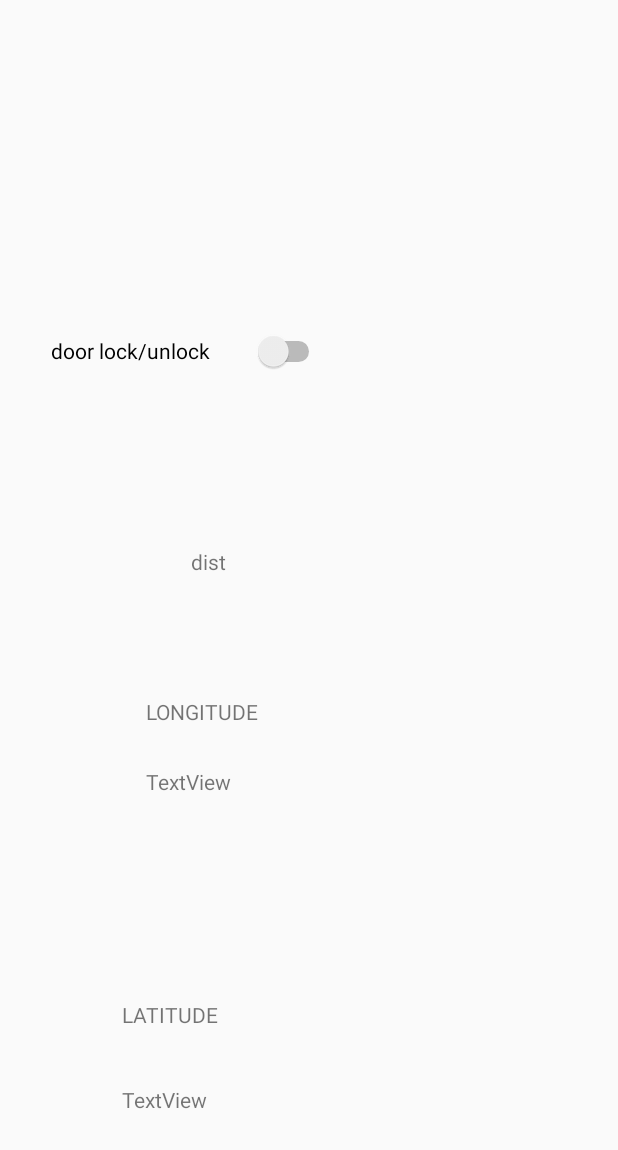
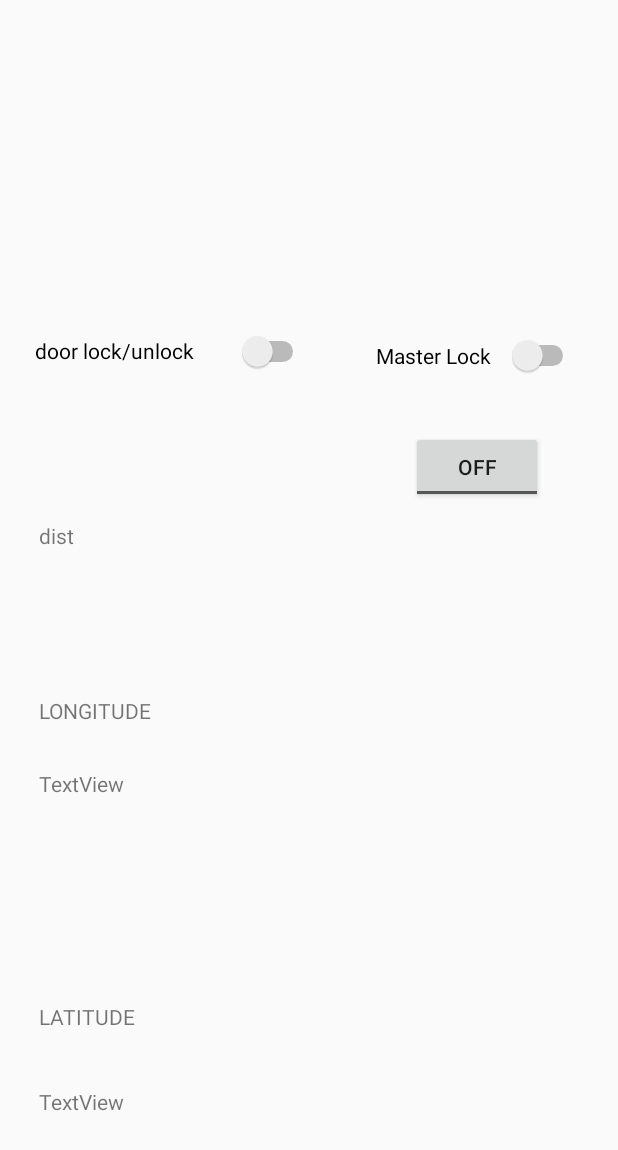
Before and after one commit to RajBhattacharyya/fictional-lamp, an Android app: the MonitorActivity screen opened directly, with no data from a screen before it, on a phone screen of 412 x 824 dp. Shown: the top 1150 px of the screen. Run offline under Robolectric (Android 15) with nearby library versions, the phone set to English and light mode, and no system bars; our stand-ins replace Firebase (no records; nobody signed in at launch, a user with empty details on screens opened directly).

Commit message:
Master Lock added

```diff
--- a/app/src/main/java/com/example/myapplication/MonitorActivity.java
+++ b/app/src/main/java/com/example/myapplication/MonitorActivity.java
@@ -11,6 +11,8 @@ import android.widget.CompoundButton;
 import android.widget.Switch;
 import android.widget.TextView;
 import android.widget.Toast;
+import android.widget.ToggleButton;
+
 import androidx.annotation.NonNull;
 import androidx.appcompat.app.AppCompatActivity;
 import androidx.core.app.ActivityCompat;
@@ -36,11 +38,16 @@ public class MonitorActivity extends AppCompatActivity {
     private DatabaseReference mRootReference;
     private DatabaseReference mChildReferenceStatusp;
     private DatabaseReference mChildReferenceStatusd;
+    private DatabaseReference mChildReferenceMaster;
+    private DatabaseReference mChildReferenceMasterd;
     private FusedLocationProviderClient fusedLocationClient;
 
     private TextView statusTextView;
     private TextView loc;
     private Button showImageButton;
+    private Switch master;
+    private ToggleButton masterd;
+
 
     @Override
     protected void onCreate(Bundle savedInstanceState) {
@@ -54,11 +61,15 @@ public class MonitorActivity extends AppCompatActivity {
         statusTextView= findViewById(R.id.status1);
         loc = findViewById(R.id.locTextView);
         showImageButton = findViewById(R.id.showImageButton);
+        master = findViewById(R.id.masterLock);
+        masterd = findViewById(R.id.toggleLock);
 
         firebaseDatabase = FirebaseDatabase.getInstance();
         mRootReference = firebaseDatabase.getReference();
         mChildReferenceStatusp = mRootReference.child("statusp");
         mChildReferenceStatusd = mRootReference.child("statusd");
+        mChildReferenceMaster = mRootReference.child("master");
+        mChildReferenceMasterd = mRootReference.child("masterd");
         statusp.setText("");
 
         // Initialize FusedLocationProviderClient
@@ -80,6 +91,42 @@ public class MonitorActivity extends AppCompatActivity {
                 // Handle error
             }
         });
+
+
+        // Listen for changes in master
+        mChildReferenceStatusd.addValueEventListener(new ValueEventListener() {
+            @Override
+            public void onDataChange(DataSnapshot dataSnapshot) {
+                Integer status = dataSnapshot.getValue(Integer.class);
+                if (status != null) {
+                    master.setChecked(status == 1);
+                }
+            }
+
+            @Override
+            public void onCancelled(DatabaseError databaseError) {
+                // Handle error
+            }
+        });
+
+
+
+        mChildReferenceMasterd.addValueEventListener(new ValueEventListener() {
+            @Override
+            public void onDataChange(DataSnapshot dataSnapshot) {
+                Integer status = dataSnapshot.getValue(Integer.class);
+                if (status != null) {
+                    masterd.setChecked(status == 1);
+                }
+            }
+
+            @Override
+            public void onCancelled(DatabaseError databaseError) {
+                // Handle error
+            }
+        });
+
+
 
         // Listen for changes in statusp
         mChildReferenceStatusp.addValueEventListener(new ValueEventListener() {
@@ -105,6 +152,28 @@ public class MonitorActivity extends AppCompatActivity {
                 mChildReferenceStatusd.setValue(status);
             }
         });
+
+
+        // Set up Switch listener to update master in the database
+        master.setOnCheckedChangeListener(new CompoundButton.OnCheckedChangeListener() {
+            @Override
+            public void onCheckedChanged(CompoundButton buttonView, boolean isChecked) {
+                int status = isChecked ? 1 : 0;
+                mChildReferenceMaster.setValue(status);
+            }
+        });
+
+
+        // Set up Switch listener to update masterd in the database
+        masterd.setOnCheckedChangeListener(new CompoundButton.OnCheckedChangeListener() {
+            @Override
+            public void onCheckedChanged(CompoundButton buttonView, boolean isChecked) {
+                int status = isChecked ? 1 : 0;
+                mChildReferenceMasterd.setValue(status);
+            }
+        });
+
+
 
         showImageButton.setOnClickListener(new View.OnClickListener() {
             @Override
--- a/app/src/main/res/layout/activity_main.xml
+++ b/app/src/main/res/layout/activity_main.xml
@@ -9,8 +9,8 @@
 
     <Button
         android:id="@+id/button"
-        android:layout_width="196dp"
-        android:layout_height="73dp"
+        android:layout_width="189dp"
+        android:layout_height="71dp"
         android:layout_marginTop="312dp"
         android:background="@drawable/dashboard_box"
         android:text="Get Started"
--- a/app/src/main/res/layout/monitor.xml
+++ b/app/src/main/res/layout/monitor.xml
@@ -49,7 +49,7 @@
         android:text=" door lock/unlock"
         app:layout_constraintBottom_toBottomOf="parent"
         app:layout_constraintEnd_toEndOf="parent"
-        app:layout_constraintHorizontal_bias="0.137"
+        app:layout_constraintHorizontal_bias="0.088"
         app:layout_constraintStart_toStartOf="parent"
         app:layout_constraintTop_toBottomOf="@+id/status"
         app:layout_constraintVertical_bias="0.142" />
@@ -61,10 +61,34 @@
         android:text="TextView"
         app:layout_constraintBottom_toBottomOf="parent"
         app:layout_constraintEnd_toEndOf="parent"
-        app:layout_constraintHorizontal_bias="0.356"
+        app:layout_constraintHorizontal_bias="0.095"
         app:layout_constraintStart_toStartOf="parent"
         app:layout_constraintTop_toBottomOf="@+id/door"
-        app:layout_constraintVertical_bias="0.485" />
+        app:layout_constraintVertical_bias="0.487" />
+
+    <TextView
+        android:id="@+id/textView4"
+        android:layout_width="159dp"
+        android:layout_height="33dp"
+        android:text="LONGITUDE"
+        app:layout_constraintBottom_toTopOf="@+id/longitude"
+        app:layout_constraintEnd_toEndOf="parent"
+        app:layout_constraintHorizontal_bias="0.103"
+        app:layout_constraintStart_toStartOf="parent"
+        app:layout_constraintTop_toBottomOf="@+id/door"
+        app:layout_constraintVertical_bias="0.93" />
+
+    <TextView
+        android:id="@+id/textView5"
+        android:layout_width="166dp"
+        android:layout_height="37dp"
+        android:text="LATITUDE"
+        app:layout_constraintBottom_toTopOf="@+id/latitude"
+        app:layout_constraintEnd_toEndOf="parent"
+        app:layout_constraintHorizontal_bias="0.106"
+        app:layout_constraintStart_toStartOf="parent"
+        app:layout_constraintTop_toBottomOf="@+id/longitude"
+        app:layout_constraintVertical_bias="0.852" />
 
     <TextView
         android:id="@+id/latitude"
@@ -73,34 +97,10 @@
         android:text="TextView"
         app:layout_constraintBottom_toBottomOf="parent"
         app:layout_constraintEnd_toEndOf="parent"
-        app:layout_constraintHorizontal_bias="0.294"
+        app:layout_constraintHorizontal_bias="0.094"
         app:layout_constraintStart_toStartOf="parent"
         app:layout_constraintTop_toBottomOf="@+id/longitude"
-        app:layout_constraintVertical_bias="0.767" />
-
-    <TextView
-        android:id="@+id/textView4"
-        android:layout_width="159dp"
-        android:layout_height="33dp"
-        android:text="LONGITUDE"
-        app:layout_constraintBottom_toTopOf="@+id/longitude"
-        app:layout_constraintEnd_toEndOf="parent"
-        app:layout_constraintHorizontal_bias="0.384"
-        app:layout_constraintStart_toStartOf="parent"
-        app:layout_constraintTop_toBottomOf="@+id/door"
-        app:layout_constraintVertical_bias="0.94" />
-
-    <TextView
-        android:id="@+id/textView5"
-        android:layout_width="166dp"
-        android:layout_height="37dp"
-        android:text="LATITUDE"
-        app:layout_constraintBottom_toTopOf="@+id/latitude"
-        app:layout_constraintEnd_toEndOf="parent"
-        app:layout_constraintHorizontal_bias="0.33"
-        app:layout_constraintStart_toStartOf="parent"
-        app:layout_constraintTop_toBottomOf="@+id/longitude"
-        app:layout_constraintVertical_bias="0.852" />
+        app:layout_constraintVertical_bias="0.772" />
 
     <TextView
         android:id="@+id/locTextView"
@@ -109,8 +109,33 @@
         android:text="dist"
         app:layout_constraintBottom_toBottomOf="parent"
         app:layout_constraintEnd_toEndOf="parent"
+        app:layout_constraintHorizontal_bias="0.102"
         app:layout_constraintStart_toStartOf="parent"
         app:layout_constraintTop_toTopOf="parent"
-        app:layout_constraintVertical_bias="0.466" />
+        app:layout_constraintVertical_bias="0.444" />
+
+    <Switch
+        android:id="@+id/masterLock"
+        android:layout_width="135dp"
+        android:layout_height="54dp"
+        android:text="Master Lock"
+        app:layout_constraintBottom_toBottomOf="parent"
+        app:layout_constraintEnd_toEndOf="parent"
+        app:layout_constraintHorizontal_bias="0.906"
+        app:layout_constraintStart_toStartOf="parent"
+        app:layout_constraintTop_toTopOf="parent"
+        app:layout_constraintVertical_bias="0.273" />
+
+    <ToggleButton
+        android:id="@+id/toggleLock"
+        android:layout_width="wrap_content"
+        android:layout_height="wrap_content"
+        android:text="ToggleButton"
+        app:layout_constraintBottom_toBottomOf="parent"
+        app:layout_constraintEnd_toEndOf="parent"
+        app:layout_constraintHorizontal_bias="0.845"
+        app:layout_constraintStart_toStartOf="parent"
+        app:layout_constraintTop_toBottomOf="@+id/masterLock"
+        app:layout_constraintVertical_bias="0.045" />
 
 </androidx.constraintlayout.widget.ConstraintLayout>
```
